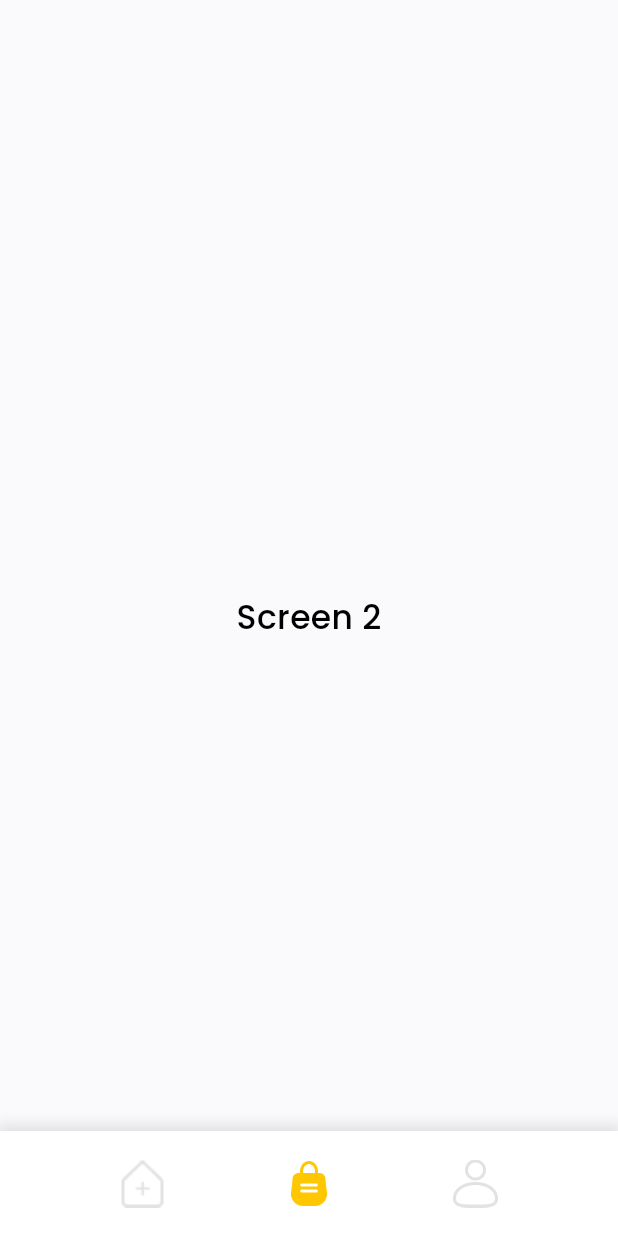
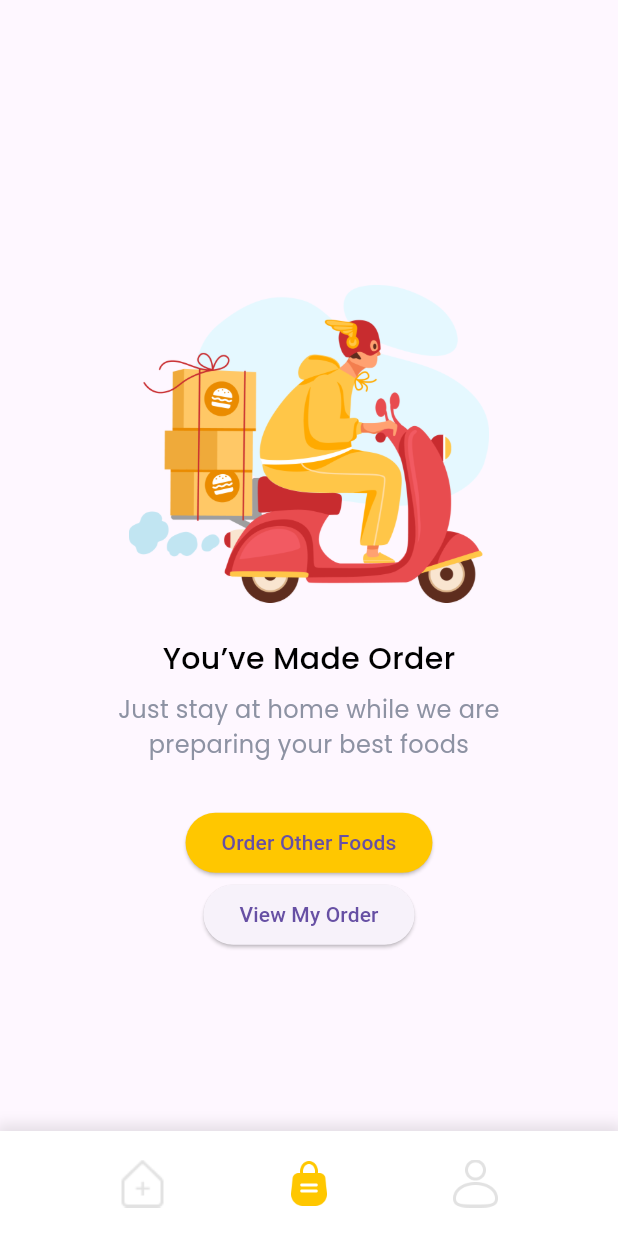
Before and after one commit to risnanto73/food_test_2, a Flutter app: the MainPage screen opened directly, swiped to page 2, on a phone screen of 412 x 824 dp. Run offline on Flutter 3.47's test engine with Material 3 defaults, Android fonts, the phone set to English and light mode, and no system bars; our stand-ins replace equatable, flutter_material_design_icons, flutter_spinkit, get, google_fonts, supercharged; network calls fail.

Commit message:
order-page

```diff
--- a/lib/main.dart
+++ b/lib/main.dart
@@ -16,17 +16,7 @@ class MyApp extends StatelessWidget {
     return GetMaterialApp(
       title: 'Flutter Demo',
       theme: ThemeData(),
-      home: PaymentPage(
-        transaction: Transaction(
-          id: 1,
-          food: mockFoods[1],
-          quantity: 5,
-          total: (mockFoods[1].price! * 5 * 1.1).toInt() + 50000,
-          dateTime: DateTime.now(),
-          status: TransactionStatus.pending,
-          user: mockUser,
-        ),
-      ),
+      home: MainPage(),
       debugShowCheckedModeBanner: false,
     );
   }
--- a/lib/ui/illustration_page.dart
+++ b/lib/ui/illustration_page.dart
@@ -1 +1,84 @@
 part of 'pages.dart';
+
+class IllustrationPage extends StatelessWidget {
+  const IllustrationPage(
+      {super.key,
+      required this.title,
+      required this.subtitle,
+      required this.picturePath,
+      required this.buttonTitle1,
+      this.buttonTitle2,
+      required this.buttonTap1,
+      this.buttonTap2});
+
+  final String title;
+  final String subtitle;
+  final String picturePath;
+
+  final String buttonTitle1;
+  final String? buttonTitle2;
+
+  final Function buttonTap1;
+  final Function? buttonTap2;
+
+  @override
+  Widget build(BuildContext context) {
+    return Scaffold(
+      body: Center(
+        child: Column(
+          mainAxisAlignment: MainAxisAlignment.center,
+          children: <Widget>[
+            Image.asset(
+              picturePath,
+              width: 240,
+            ),
+            SizedBox(
+              height: 15,
+            ),
+            Padding(
+              padding: const EdgeInsets.all(8.0),
+              child: Text(
+                title,
+                style: blackFontStyle1.copyWith(
+                  fontSize: 20,
+                ),
+              ),
+            ),
+            Padding(
+              padding: const EdgeInsets.symmetric(
+                horizontal: 8.0,
+              ),
+              child: Text(
+                subtitle,
+                style: greyFontStyle.copyWith(
+                  fontSize: 16,
+                ),
+                textAlign: TextAlign.center,
+              ),
+            ),
+            SizedBox(
+              height: 30,
+            ),
+            ElevatedButton(
+              onPressed: () {
+                buttonTap1();
+              },
+              style: ElevatedButton.styleFrom(
+                backgroundColor: mainColor,
+              ),
+              child: Text(buttonTitle1),
+            ),
+            (buttonTap2 == null)
+                ? SizedBox()
+                : ElevatedButton(
+                    onPressed: () {
+                      buttonTap2!();
+                    },
+                    child: Text(buttonTitle2!),
+                  ),
+          ],
+        ),
+      ),
+    );
+  }
+}
--- a/lib/ui/main_page.dart
+++ b/lib/ui/main_page.dart
@@ -35,10 +35,7 @@ class _MainPageState extends State<MainPage> {
                   child: FoodPage(),
                 ),
                 Center(
-                  child: Text(
-                    'Screen 2',
-                    style: blackFontStyle1,
-                  ),
+                  child: OrderHistoryPage(),
                 ),
                 Center(
                   child: Text(
--- /dev/null
+++ b/lib/ui/order_history_page.dart
@@ -0,0 +1,15 @@
+part of 'pages.dart';
+
+class OrderHistoryPage extends StatefulWidget {
+  const OrderHistoryPage({super.key});
+
+  @override
+  State<OrderHistoryPage> createState() => _OrderHistoryPageState();
+}
+
+class _OrderHistoryPageState extends State<OrderHistoryPage> {
+  @override
+  Widget build(BuildContext context) {
+    return SuccessOrderPage();
+  }
+}
--- a/lib/ui/pages.dart
+++ b/lib/ui/pages.dart
@@ -18,3 +18,5 @@ part 'food_page.dart';
 part 'detail_page.dart';
 part 'payment_page.dart';
 part 'illustration_page.dart';
+part 'order_history_page.dart';
+part 'success_order_page.dart';
--- /dev/null
+++ b/lib/ui/success_order_page.dart
@@ -0,0 +1,18 @@
+part of 'pages.dart';
+
+class SuccessOrderPage extends StatelessWidget {
+  const SuccessOrderPage({super.key});
+
+  @override
+  Widget build(BuildContext context) {
+    return IllustrationPage(
+      title: 'You’ve Made Order',
+      subtitle: 'Just stay at home while we are\npreparing your best foods',
+      picturePath: 'assets/bike.png',
+      buttonTap1: (){},
+      buttonTitle1: 'Order Other Foods',
+      buttonTap2: (){},
+      buttonTitle2: 'View My Order',
+    );
+  }
+}
```
